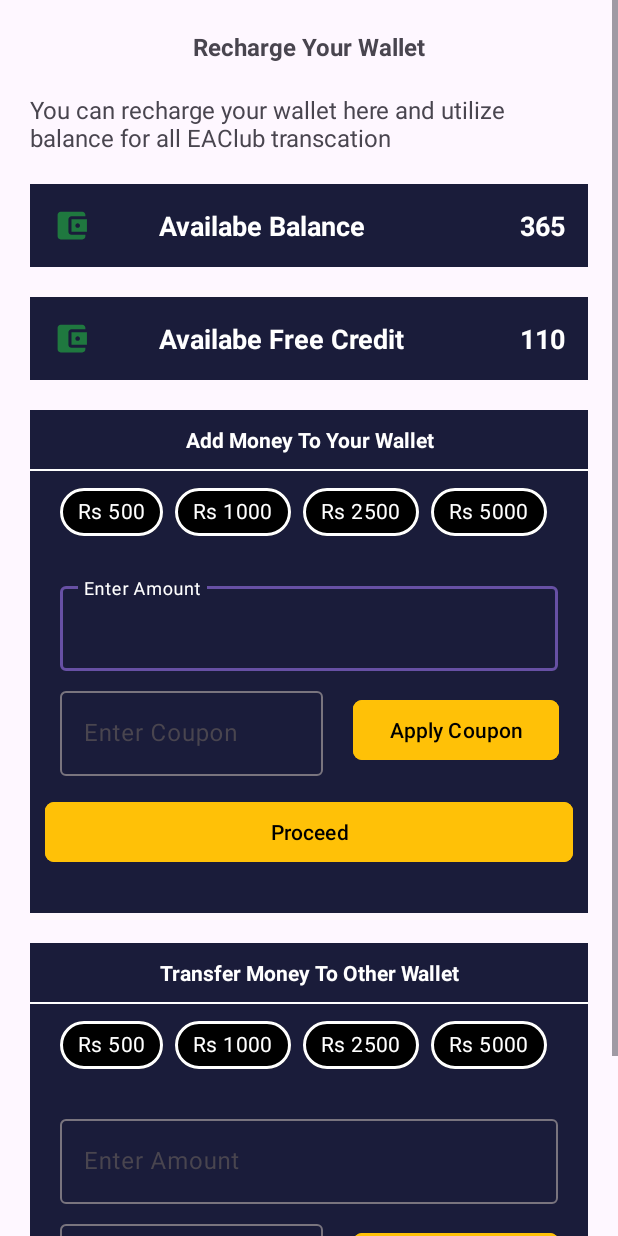
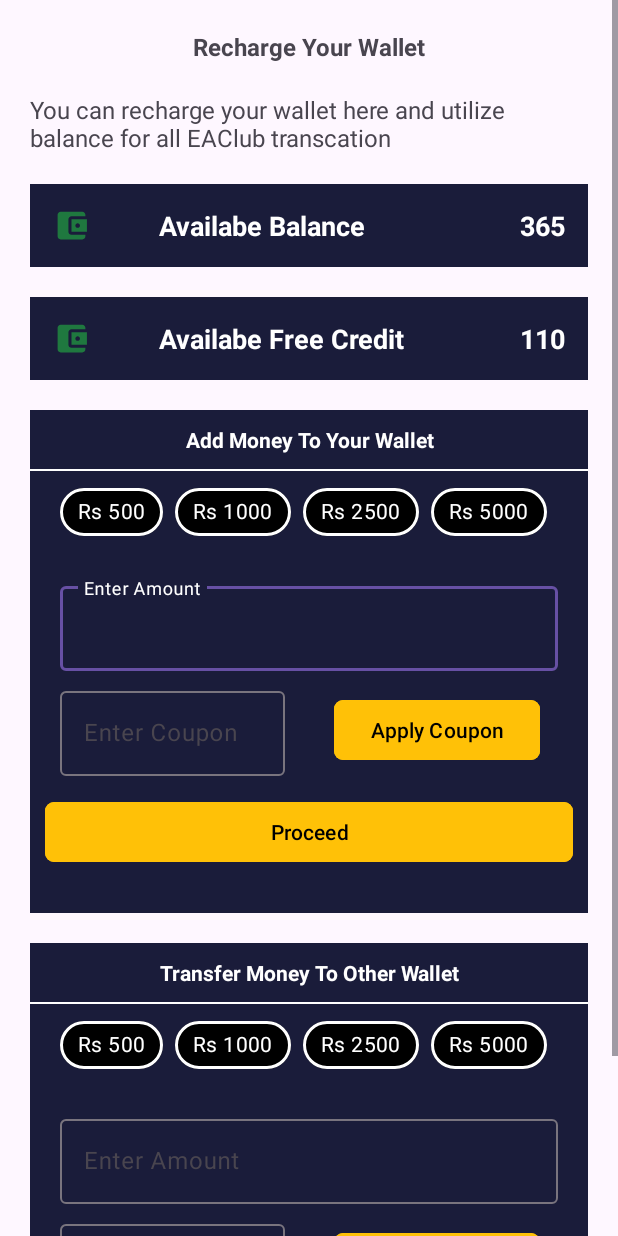
Before and after one commit to rahulmukati67/testApp1, an Android app: the MyWallet screen opened directly, with no data from a screen before it, on a phone screen of 412 x 824 dp. Run offline under Robolectric (Android 15) with nearby library versions, the phone set to English and light mode, and no system bars.

Commit message:
MY WAllet Activity

```diff
--- a/app/src/main/res/layout/activity_my_wallet.xml
+++ b/app/src/main/res/layout/activity_my_wallet.xml
@@ -247,7 +247,7 @@
 
         <com.google.android.material.textfield.TextInputLayout
             android:id="@+id/textInputLayout"
-            android:layout_width="175dp"
+            android:layout_width="150dp"
             android:layout_height="wrap_content"
             android:layout_marginTop="8dp"
             android:hint="Enter Coupon"
@@ -277,7 +277,6 @@
             app:cornerRadius="6dp"
             app:layout_constraintBottom_toBottomOf="@+id/textInputLayout"
             app:layout_constraintEnd_toEndOf="parent"
-            app:layout_constraintHorizontal_bias="0.5"
             app:layout_constraintStart_toEndOf="@+id/textInputLayout"
             app:layout_constraintTop_toTopOf="@+id/textInputLayout" />
 
@@ -418,7 +417,7 @@
 
         <com.google.android.material.textfield.TextInputLayout
             android:id="@+id/textInputLayout1"
-            android:layout_width="175dp"
+            android:layout_width="150dp"
             android:layout_height="wrap_content"
             android:layout_marginTop="8dp"
             android:hint="Enter Coupon"
@@ -448,7 +447,6 @@
             app:cornerRadius="6dp"
             app:layout_constraintBottom_toBottomOf="@+id/textInputLayout1"
             app:layout_constraintEnd_toEndOf="parent"
-            app:layout_constraintHorizontal_bias="0.5"
             app:layout_constraintStart_toEndOf="@+id/textInputLayout1"
             app:layout_constraintTop_toTopOf="@+id/textInputLayout1" />
 
--- a/app/src/main/res/layout/activity_sample.xml
+++ b/app/src/main/res/layout/activity_sample.xml
@@ -3,4 +3,8 @@
     xmlns:app="http://schemas.android.com/apk/res-auto"
     android:layout_width="match_parent"
     android:layout_height="match_parent">
+
+
+
+
 </androidx.constraintlayout.widget.ConstraintLayout>
```
